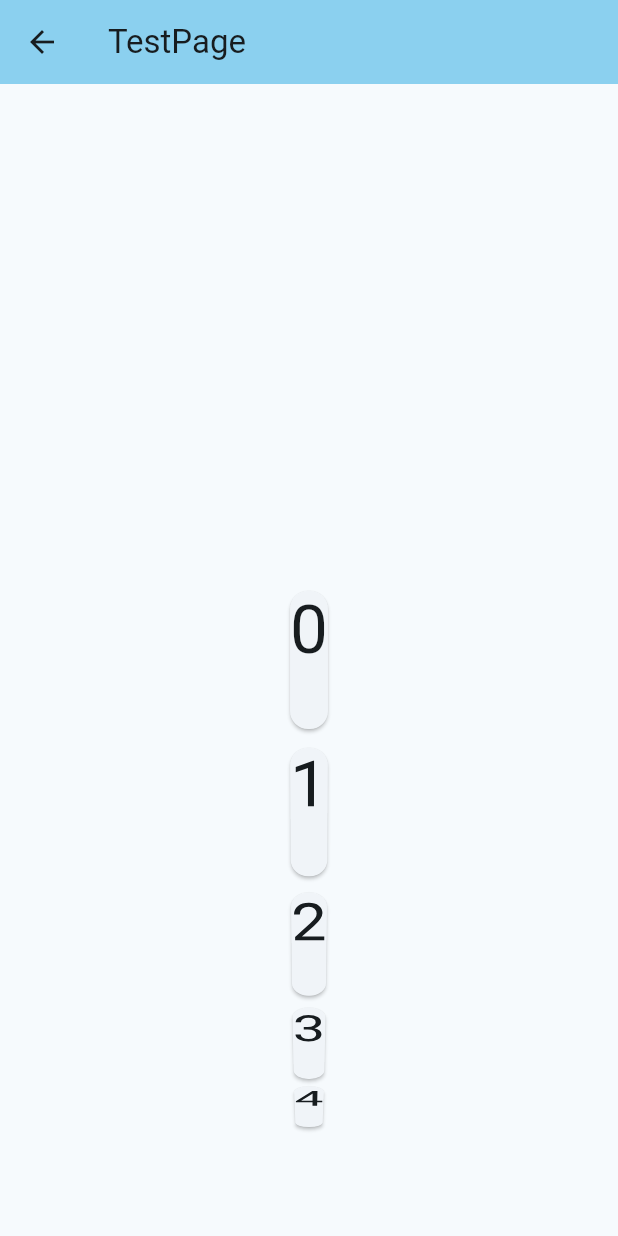
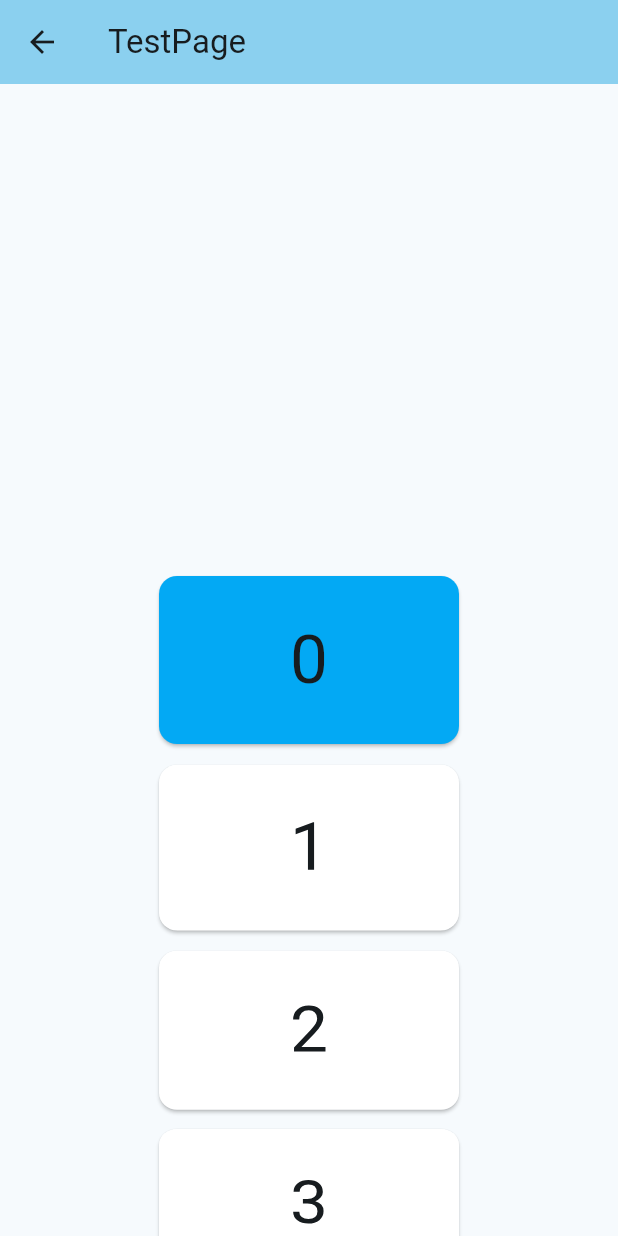
Before and after one commit to CodingCor/trackrep, a Flutter app: the TestPage screen opened by its route, on a phone screen of 412 x 824 dp. Run offline on Flutter 3.47's test engine with Material 2 defaults, Android fonts, the phone set to English and light mode, and no system bars; our stand-ins replace wakelock.

Commit message:
basic number selector

```diff
--- a/lib/pages/testpage.dart
+++ b/lib/pages/testpage.dart
@@ -9,12 +9,18 @@ class TestPage extends StatefulWidget {
 
 class _TestPageState extends State<TestPage> {
 
+  int selectedItem = 0;
   @override
   Widget build(BuildContext context) {
+
     int elementCount = 100;
     List<Widget> items = [];
     for(int i=0; i < elementCount; i++){
-      items.add(Card(child: Text(i.toString(), style: Theme.of(context).textTheme.displayMedium)));
+      if(i == selectedItem){
+        items.add(card(Colors.lightBlue, i));
+      }else{
+        items.add(card(Colors.white, i));
+      }
     }
     return Scaffold(
       appBar: AppBar(
@@ -22,8 +28,24 @@ class _TestPageState extends State<TestPage> {
         title: const Text("TestPage"),
       ),
       body: ListWheelScrollView(
-        itemExtent: 100.0,
+        itemExtent: 120.0,
+        perspective: 0.000000000001,
         children: items,
+        onSelectedItemChanged: (int value){
+          setState((){
+            selectedItem = value;
+          });
+        },
+      ),
+    );
+  }
+
+  Card card(Color color, int index){
+    return Card(
+      color: color,
+      child: SizedBox(
+        width: 200.0,
+        child: Center(child: Text(index.toString(), style: Theme.of(context).textTheme.displayMedium)),
       ),
     );
   }
```
